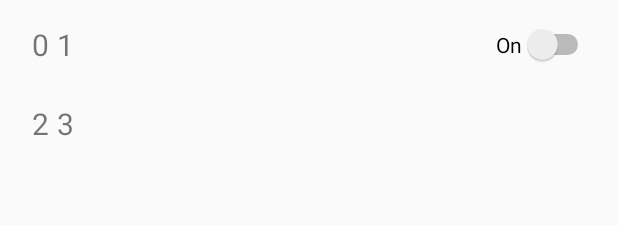
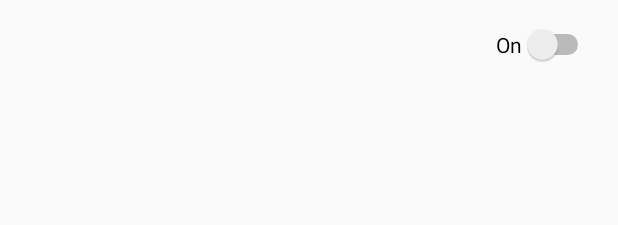
Before and after one commit to Jschmuckler/PINSEDL, an Android app: the layout content_main.xml on its own in the app's theme, with its tools: preview values and no code run, on a phone screen of 412 x 824 dp. Shown: the top 225 px of the screen. Run offline under Robolectric (Android 15) with nearby library versions, the phone set to English and light mode, and no system bars.

Commit message:
Updated appearances. Color backgrounds

```diff
--- a/app/src/main/res/layout-land/content_main.xml
+++ b/app/src/main/res/layout-land/content_main.xml
@@ -29,7 +29,8 @@
         android:layout_width="match_parent"
         android:layout_height="80sp"
         android:layout_alignParentRight="true"
-        android:layout_alignParentEnd="true">
+        android:layout_alignParentEnd="true"
+        >
 
 
         <TextView
@@ -39,12 +40,12 @@
             android:id="@+id/DisplayValue0"
             android:layout_marginLeft="15sp"
             android:layout_marginStart="15sp"
-            android:text="0"/>
+            android:text=""/>
         <TextView
             android:layout_width="wrap_content"
             android:layout_height="wrap_content"
             android:id="@+id/DisplayValue1"
-            android:text="1"
+            android:text=""
             android:textSize="30sp"
             android:layout_alignParentTop="true"
             android:layout_toRightOf="@+id/DisplayValue0"
@@ -56,7 +57,7 @@
             android:textSize="30sp"
             android:layout_height="wrap_content"
             android:id="@+id/DisplayValue2"
-            android:text="2"
+            android:text=""
             android:layout_marginLeft="15sp"
             android:layout_marginStart="15sp"
             android:layout_alignParentTop="true"
@@ -67,7 +68,7 @@
             android:textSize="30sp"
             android:layout_height="wrap_content"
             android:id="@+id/DisplayValue3"
-            android:text="3"
+            android:text=""
             android:layout_marginLeft="15sp"
             android:layout_marginStart="15sp"
             android:layout_alignParentTop="true"
--- a/app/src/main/res/layout-xlarge/content_main.xml
+++ b/app/src/main/res/layout-xlarge/content_main.xml
@@ -12,7 +12,6 @@
     tools:context="com.example.owner.pins.MainActivity"
     tools:showIn="@layout/activity_main">
 
-
     <Switch
         android:layout_width="wrap_content"
         android:layout_height="wrap_content"
@@ -21,16 +20,13 @@
         android:layout_alignParentRight="true"
         android:layout_alignParentEnd="true" />
 
-
-
-
     <GridLayout
         android:layout_width="match_parent"
         android:layout_height="80sp"
         android:layout_alignParentTop="true"
         android:layout_alignParentLeft="true"
-        android:layout_alignParentStart="true">
-
+        android:layout_alignParentStart="true"
+        >
 
         <TextView
             android:layout_width="wrap_content"
@@ -39,14 +35,14 @@
             android:id="@+id/DisplayValue0"
             android:layout_marginLeft="20sp"
             android:layout_marginStart="20sp"
-            android:text="0"
+            android:text=""
             android:layout_row="0"
             android:layout_column="0" />
         <TextView
             android:layout_width="wrap_content"
             android:layout_height="wrap_content"
             android:id="@+id/DisplayValue1"
-            android:text="1"
+            android:text=""
             android:textSize="30sp"
             android:layout_alignParentTop="true"
             android:layout_toRightOf="@+id/DisplayValue0"
@@ -61,7 +57,7 @@
             android:textSize="30sp"
             android:layout_height="wrap_content"
             android:id="@+id/DisplayValue2"
-            android:text="2"
+            android:text=""
             android:layout_marginLeft="20sp"
             android:layout_marginStart="20sp"
             android:layout_alignParentTop="true"
@@ -75,7 +71,7 @@
             android:textSize="30sp"
             android:layout_height="wrap_content"
             android:id="@+id/DisplayValue3"
-            android:text="3"
+            android:text=""
             android:layout_marginLeft="20sp"
             android:layout_marginStart="20sp"
             android:layout_alignParentTop="true"
@@ -83,8 +79,5 @@
             android:layout_toEndOf="@+id/DisplayValue2"
             android:layout_row="2"
             android:layout_column="1" />
-
     </GridLayout>
-
-
 </RelativeLayout>
--- a/app/src/main/res/layout/activity_main.xml
+++ b/app/src/main/res/layout/activity_main.xml
@@ -10,7 +10,8 @@
     <android.support.design.widget.AppBarLayout
         android:layout_width="match_parent"
         android:layout_height="wrap_content"
-        android:theme="@style/AppTheme.AppBarOverlay">
+        android:theme="@style/AppTheme.AppBarOverlay"
+        android:background="@color/grey">
 
         <android.support.v7.widget.Toolbar
             android:id="@+id/toolbar"
@@ -28,6 +29,7 @@
         android:layout_height="wrap_content"
         android:layout_marginTop="175dp"
         android:id="@+id/graph"
+        android:background="@color/grey"
         />
 
 </android.support.design.widget.CoordinatorLayout>
--- a/app/src/main/res/layout/content_main.xml
+++ b/app/src/main/res/layout/content_main.xml
@@ -29,7 +29,8 @@
         android:layout_height="80sp"
         android:layout_alignParentTop="true"
         android:layout_alignParentLeft="true"
-        android:layout_alignParentStart="true">
+        android:layout_alignParentStart="true"
+        >
 
 
         <TextView
@@ -39,14 +40,14 @@
             android:id="@+id/DisplayValue0"
             android:layout_marginLeft="5sp"
             android:layout_marginStart="5sp"
-            android:text="0"
+            android:text=""
             android:layout_row="0"
             android:layout_column="0" />
         <TextView
             android:layout_width="wrap_content"
             android:layout_height="wrap_content"
             android:id="@+id/DisplayValue1"
-            android:text="1"
+            android:text=""
             android:textSize="20sp"
             android:layout_alignParentTop="true"
             android:layout_toRightOf="@+id/DisplayValue0"
@@ -61,7 +62,7 @@
             android:textSize="20sp"
             android:layout_height="wrap_content"
             android:id="@+id/DisplayValue2"
-            android:text="2"
+            android:text=""
             android:layout_marginLeft="5sp"
             android:layout_marginStart="5sp"
             android:layout_alignParentTop="true"
@@ -75,7 +76,7 @@
             android:textSize="20sp"
             android:layout_height="wrap_content"
             android:id="@+id/DisplayValue3"
-            android:text="3"
+            android:text=""
             android:layout_marginLeft="5sp"
             android:layout_marginStart="5sp"
             android:layout_alignParentTop="true"
--- a/app/src/main/res/values/strings.xml
+++ b/app/src/main/res/values/strings.xml
@@ -3,6 +3,9 @@
     <string name="action_settings">Settings</string>
     <string name="action_about">About</string>
     <string name="action_bluetooth">Connect Bluetooth</string>
+    <string name="action_help">Help</string>
+
+    <color name="grey">#EBEBEB</color>
 
 
     <string name="scanning">scanning for devices...</string>
```
Also changed, not shown: app/src/main/AndroidManifest.xml (+6 -2 lines), app/src/main/java/com/example/owner/pins/MainActivity.java (+37 -17 lines), app/src/main/res/menu/menu_main.xml (+9 -3 lines).
